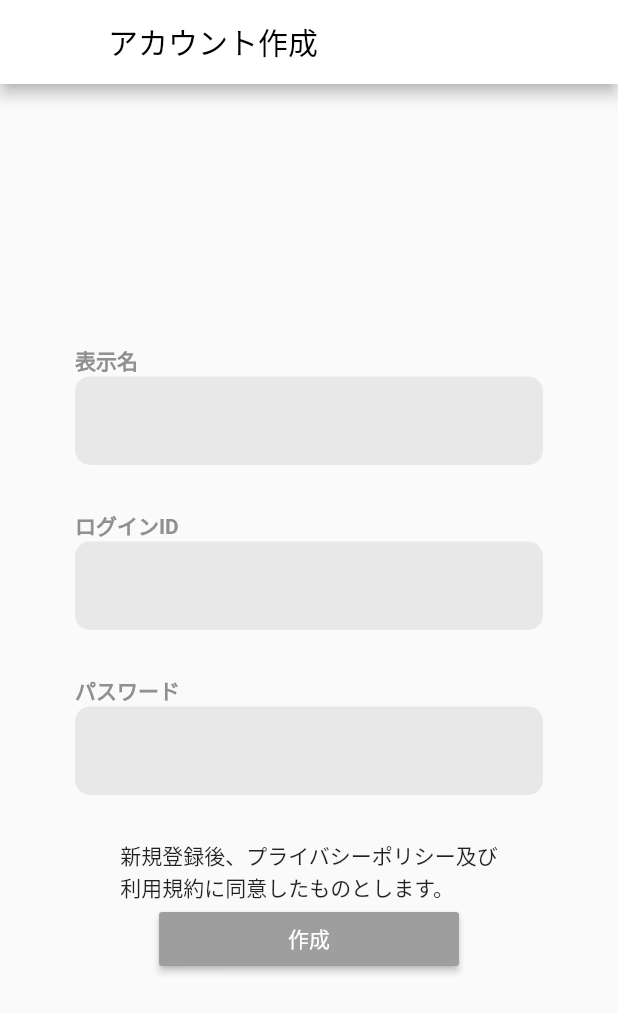
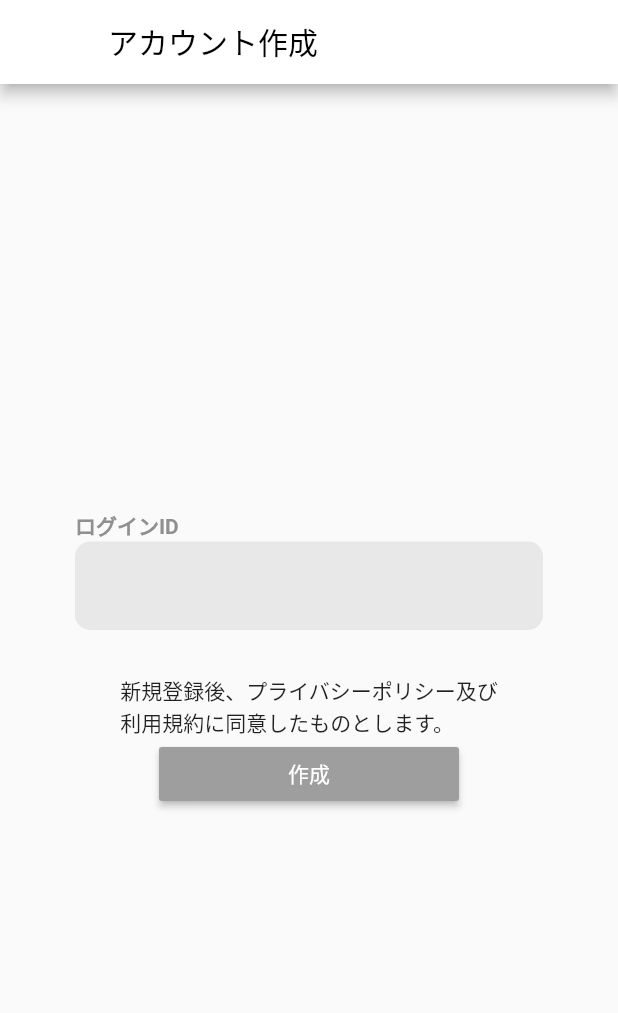
Before and after one commit to shun-shun123/tapiten_app, a Flutter app: the LoginPage screen opened directly, on a phone screen of 412 x 824 dp. Shown: the top 1013 px of the screen. Run offline on Flutter 3.47's test engine with Material 2 defaults, Android fonts, the phone set to English and light mode, and no system bars; our stand-ins replace cloud_firestore, firebase_auth, firebase_core, google_sign_in, shared_preferences; accounts and stored records are empty.

Commit message:
ログインID以外は不要になったので削除

```diff
--- a/lib/ui/login/login_page.dart
+++ b/lib/ui/login/login_page.dart
@@ -65,16 +65,8 @@ class _LoginInfoFormState extends State<LoginInfoForm> {
         mainAxisAlignment: MainAxisAlignment.center,
         children: [
           ValidateTextInputField(
-            topTitle: '表示名',
-            obscure: false,
-          ),
-          ValidateTextInputField(
             topTitle: 'ログインID',
             obscure: false,
-          ),
-          ValidateTextInputField(
-            topTitle: 'パスワード',
-            obscure: true,
           ),
           Text('新規登録後、プライバシーポリシー及び\n利用規約に同意したものとします。'),
         ],
```
